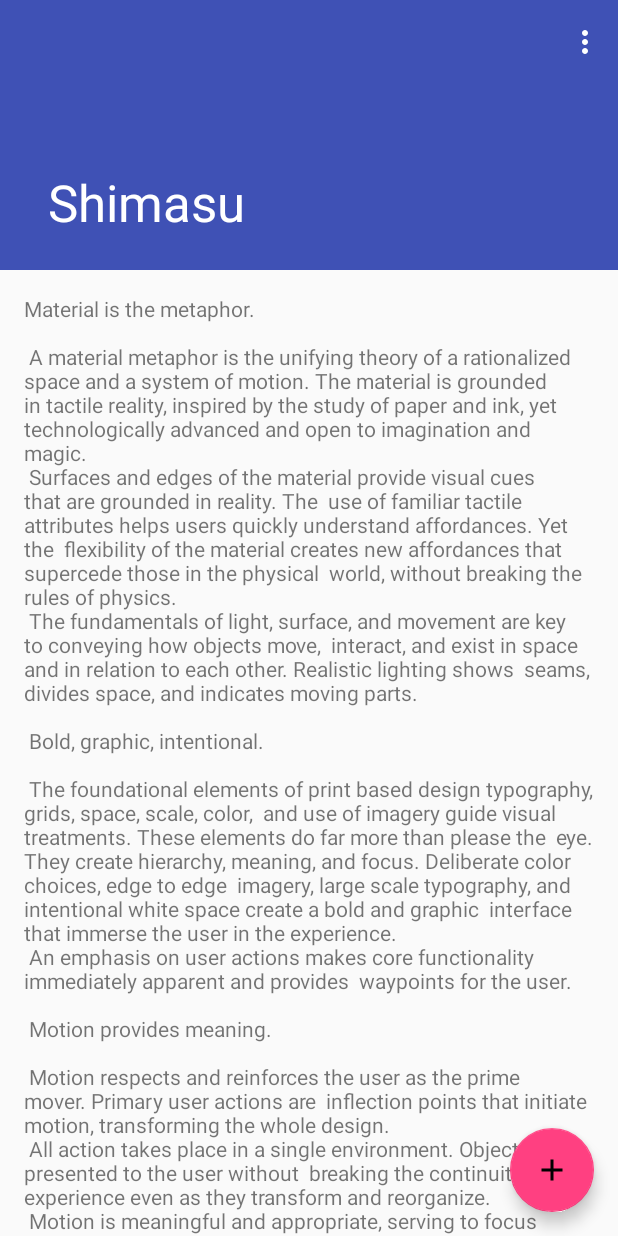
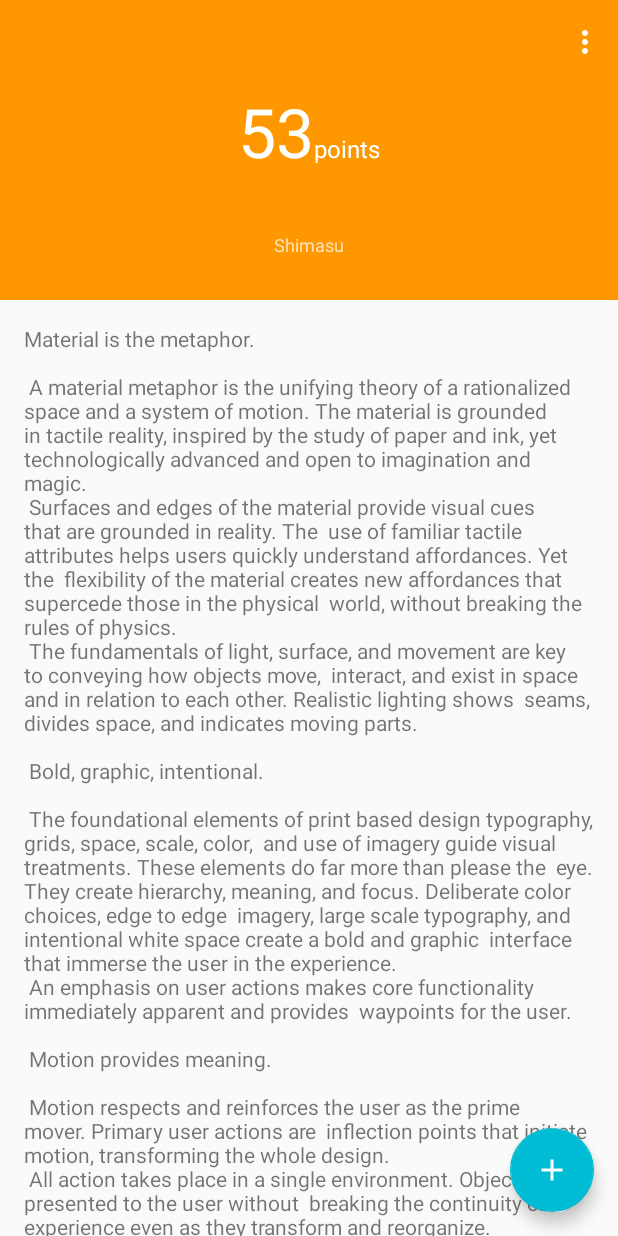
Before and after one commit to danada/shimasu-android, an Android app: the screen it shows after launch (OverviewActivity), on a phone screen of 412 x 824 dp. Run offline under Robolectric (Android 15) with nearby library versions, the phone set to English and light mode, and no system bars.

Commit message:
changed title view size, added point counter and label, changed colour scheme"

```diff
--- a/app/src/main/res/layout/activity_overview.xml
+++ b/app/src/main/res/layout/activity_overview.xml
@@ -20,8 +20,37 @@
             android:layout_width="match_parent"
             android:layout_height="match_parent"
             android:fitsSystemWindows="true"
+            app:expandedTitleTextAppearance="@style/TextAppearance.AppCompat.Caption"
             app:contentScrim="?attr/colorPrimary"
+            app:expandedTitleGravity="bottom|center_horizontal"
             app:layout_scrollFlags="scroll|exitUntilCollapsed">
+            <RelativeLayout
+                android:layout_width="match_parent"
+                android:layout_height="match_parent"
+                android:gravity="center_horizontal">
+                <TextView
+                    android:id="@+id/point_total"
+                    android:layout_width="wrap_content"
+                    android:layout_height="match_parent"
+                    android:textAppearance="@style/TextAppearance.AppCompat.Display2"
+                    android:textColor="@android:color/white"
+                    android:layout_marginTop="-24dp"
+                    app:layout_collapseMode="pin"
+                    android:gravity="center"
+                    android:text="53"/>
+                <TextView
+                    android:layout_width="wrap_content"
+                    android:layout_height="wrap_content"
+                    android:layout_toRightOf="@id/point_total"
+                    android:layout_alignBaseline="@+id/point_total"
+                    android:textAppearance="@style/TextAppearance.AppCompat.Subhead"
+                    android:textColor="@android:color/white"
+                    app:layout_collapseMode="pin"
+                    android:text="points"
+                    android:gravity="center"/>
+            </RelativeLayout>
+
+
 
             <android.support.v7.widget.Toolbar
                 android:id="@+id/toolbar"
@@ -29,6 +58,7 @@
                 android:layout_height="?attr/actionBarSize"
                 app:layout_collapseMode="pin"
                 app:popupTheme="@style/AppTheme.PopupOverlay"/>
+
 
         </android.support.design.widget.CollapsingToolbarLayout>
     </android.support.design.widget.AppBarLayout>
@@ -42,6 +72,7 @@
         android:layout_margin="@dimen/fab_margin"
         app:layout_anchor="@id/content_overview"
         app:layout_anchorGravity="bottom|end"
-        app:srcCompat="@drawable/ic_add_black_24dp"/>
+        app:srcCompat="@drawable/ic_add_black_24dp"
+        android:tint="@android:color/white"/>
 
 </android.support.design.widget.CoordinatorLayout>
--- a/app/src/main/res/values/colors.xml
+++ b/app/src/main/res/values/colors.xml
@@ -1,6 +1,6 @@
 <?xml version="1.0" encoding="utf-8"?>
 <resources>
-    <color name="colorPrimary">#3F51B5</color>
-    <color name="colorPrimaryDark">#303F9F</color>
-    <color name="colorAccent">#FF4081</color>
+    <color name="colorPrimary">#FF9800</color>
+    <color name="colorPrimaryDark">#F57C00</color>
+    <color name="colorAccent">#00BCD4</color>
 </resources>
--- a/app/src/main/res/values/dimens.xml
+++ b/app/src/main/res/values/dimens.xml
@@ -1,5 +1,5 @@
 <resources>
-    <dimen name="app_bar_height">180dp</dimen>
+    <dimen name="app_bar_height">200dp</dimen>
     <dimen name="fab_margin">16dp</dimen>
     <dimen name="text_margin">16dp</dimen>
 </resources>
```
